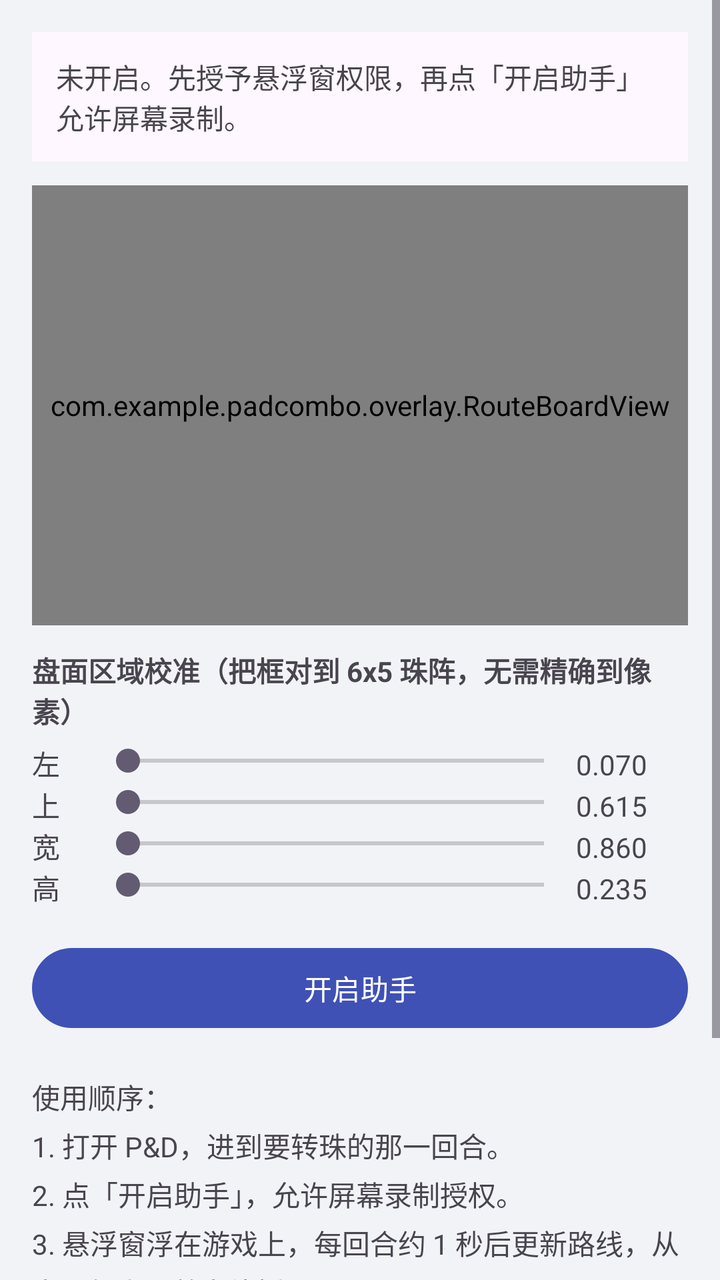
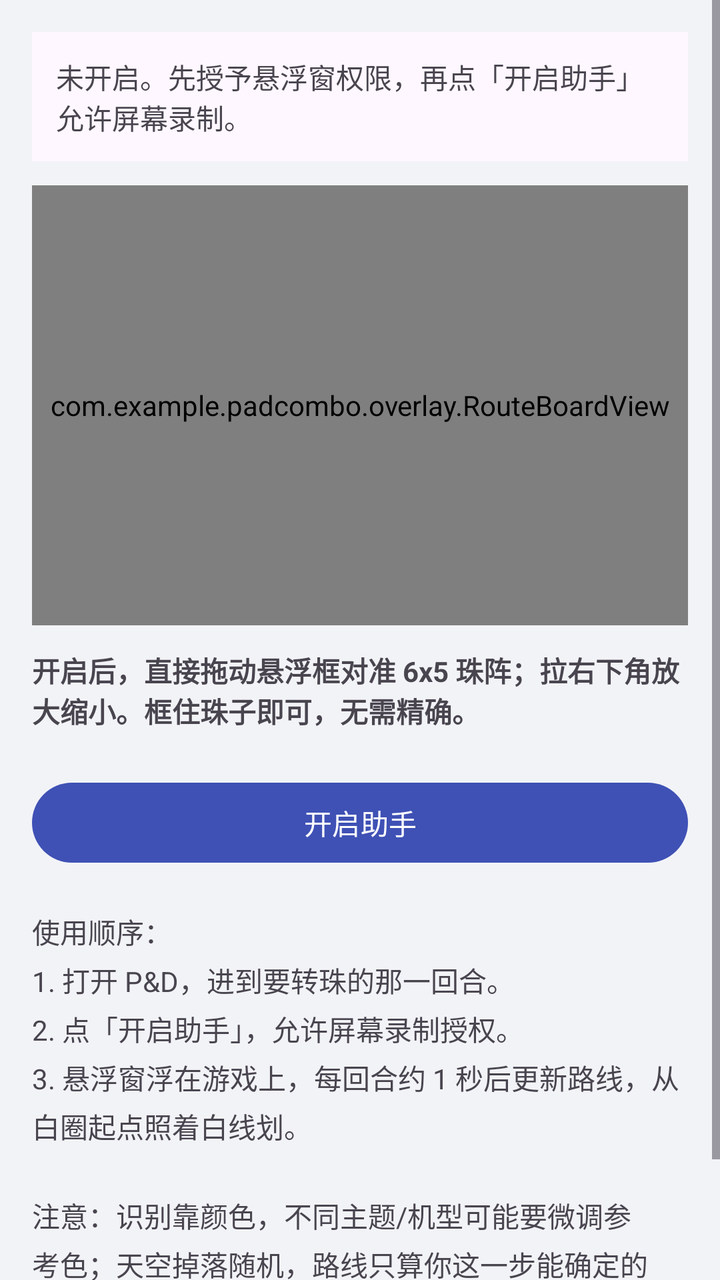

Screens rendered from an Android XML layout before and after an edit, with the pre-edit source and the edit as a unified diff.
<!-- AndroidManifest.xml: application theme Theme.PadCombo -->
<!-- res/layout/activity_main.xml -->
<?xml version="1.0" encoding="utf-8"?>
<ScrollView xmlns:android="http://schemas.android.com/apk/res/android"
    android:layout_width="match_parent"
    android:layout_height="match_parent"
    android:background="@color/bg">

    <LinearLayout
        android:layout_width="match_parent"
        android:layout_height="wrap_content"
        android:orientation="vertical"
        android:padding="16dp">

        <TextView
            android:id="@+id/statusText"
            android:layout_width="match_parent"
            android:layout_height="wrap_content"
            android:text="未开启。先授予悬浮窗权限，再点「开启助手」允许屏幕录制。"
            android:padding="12dp"
            android:background="?attr/colorSurface"
            android:paddingStart="12dp" android:paddingEnd="12dp"
            android:layout_marginBottom="12dp" />

        <com.example.padcombo.overlay.RouteBoardView
            android:id="@+id/preview"
            android:layout_width="match_parent"
            android:layout_height="220dp"
            android:background="#1A000000"
            android:layout_marginBottom="12dp" />

        <TextView
            android:layout_width="wrap_content"
            android:layout_height="wrap_content"
            android:text="盘面区域校准（把框对到 6x5 珠阵，无需精确到像素）"
            android:textStyle="bold"
            android:layout_marginBottom="6dp" />

        <LinearLayout android:layout_width="match_parent" android:layout_height="wrap_content" android:orientation="horizontal">
            <TextView android:layout_width="32dp" android:layout_height="wrap_content" android:text="左" />
            <SeekBar android:id="@+id/barX" android:layout_width="0dp" android:layout_weight="1" android:layout_height="wrap_content" android:max="1000" />
            <TextView android:id="@+id/valX" android:layout_width="56dp" android:layout_height="wrap_content" android:text="0.070" />
        </LinearLayout>
        <LinearLayout android:layout_width="match_parent" android:layout_height="wrap_content" android:orientation="horizontal">
            <TextView android:layout_width="32dp" android:layout_height="wrap_content" android:text="上" />
            <SeekBar android:id="@+id/barY" android:layout_width="0dp" android:layout_weight="1" android:layout_height="wrap_content" android:max="1000" />
            <TextView android:id="@+id/valY" android:layout_width="56dp" android:layout_height="wrap_content" android:text="0.615" />
        </LinearLayout>
        <LinearLayout android:layout_width="match_parent" android:layout_height="wrap_content" android:orientation="horizontal">
            <TextView android:layout_width="32dp" android:layout_height="wrap_content" android:text="宽" />
            <SeekBar android:id="@+id/barW" android:layout_width="0dp" android:layout_weight="1" android:layout_height="wrap_content" android:max="1000" />
            <TextView android:id="@+id/valW" android:layout_width="56dp" android:layout_height="wrap_content" android:text="0.860" />
        </LinearLayout>
        <LinearLayout android:layout_width="match_parent" android:layout_height="wrap_content" android:orientation="horizontal">
            <TextView android:layout_width="32dp" android:layout_height="wrap_content" android:text="高" />
            <SeekBar android:id="@+id/barH" android:layout_width="0dp" android:layout_weight="1" android:layout_height="wrap_content" android:max="1000" />
            <TextView android:id="@+id/valH" android:layout_width="56dp" android:layout_height="wrap_content" android:text="0.235" />
        </LinearLayout>

        <Button
            android:id="@+id/toggleBtn"
            android:layout_width="match_parent"
            android:layout_height="wrap_content"
            android:layout_marginTop="16dp"
            android:text="开启助手" />

        <TextView
            android:layout_width="match_parent"
            android:layout_height="wrap_content"
            android:layout_marginTop="20dp"
            android:lineSpacingExtra="4dp"
            android:text="使用顺序：\n1. 打开 P&amp;D，进到要转珠的那一回合。\n2. 点「开启助手」，允许屏幕录制授权。\n3. 悬浮窗浮在游戏上，每回合约 1 秒后更新路线，从白圈起点照着白线划。\n\n注意：识别靠颜色，不同主题/机型可能要微调参考色；天空掉落随机，路线只算你这一步能确定的 combo。这是外部辅助工具，P&amp;D 用户条款不欢迎这类做法，账号风险自担。" />
    </LinearLayout>
</ScrollView>
<!-- resources referenced by this layout -->
<resources>
  <color name="bg">#F2F3F7</color>
  <style name="Theme.PadCombo" parent="Theme.Material3.DayNight.NoActionBar">
          <item name="colorPrimary">@color/md_primary</item>
          <item name="android:windowBackground">@color/bg</item>
      </style>
  <color name="md_primary">#3F51B5</color>
</resources>

<!-- the commit's change to res/layout/activity_main.xml (unified diff, before → after) -->
@@ -30,30 +30,9 @@
         <TextView
             android:layout_width="wrap_content"
             android:layout_height="wrap_content"
-            android:text="盘面区域校准（把框对到 6x5 珠阵，无需精确到像素）"
+            android:text="开启后，直接拖动悬浮框对准 6x5 珠阵；拉右下角放大缩小。框住珠子即可，无需精确。"
             android:textStyle="bold"
             android:layout_marginBottom="6dp" />
-
-        <LinearLayout android:layout_width="match_parent" android:layout_height="wrap_content" android:orientation="horizontal">
-            <TextView android:layout_width="32dp" android:layout_height="wrap_content" android:text="左" />
-            <SeekBar android:id="@+id/barX" android:layout_width="0dp" android:layout_weight="1" android:layout_height="wrap_content" android:max="1000" />
-            <TextView android:id="@+id/valX" android:layout_width="56dp" android:layout_height="wrap_content" android:text="0.070" />
-        </LinearLayout>
-        <LinearLayout android:layout_width="match_parent" android:layout_height="wrap_content" android:orientation="horizontal">
-            <TextView android:layout_width="32dp" android:layout_height="wrap_content" android:text="上" />
-            <SeekBar android:id="@+id/barY" android:layout_width="0dp" android:layout_weight="1" android:layout_height="wrap_content" android:max="1000" />
-            <TextView android:id="@+id/valY" android:layout_width="56dp" android:layout_height="wrap_content" android:text="0.615" />
-        </LinearLayout>
-        <LinearLayout android:layout_width="match_parent" android:layout_height="wrap_content" android:orientation="horizontal">
-            <TextView android:layout_width="32dp" android:layout_height="wrap_content" android:text="宽" />
-            <SeekBar android:id="@+id/barW" android:layout_width="0dp" android:layout_weight="1" android:layout_height="wrap_content" android:max="1000" />
-            <TextView android:id="@+id/valW" android:layout_width="56dp" android:layout_height="wrap_content" android:text="0.860" />
-        </LinearLayout>
-        <LinearLayout android:layout_width="match_parent" android:layout_height="wrap_content" android:orientation="horizontal">
-            <TextView android:layout_width="32dp" android:layout_height="wrap_content" android:text="高" />
-            <SeekBar android:id="@+id/barH" android:layout_width="0dp" android:layout_weight="1" android:layout_height="wrap_content" android:max="1000" />
-            <TextView android:id="@+id/valH" android:layout_width="56dp" android:layout_height="wrap_content" android:text="0.235" />
-        </LinearLayout>
 
         <Button
             android:id="@+id/toggleBtn"
